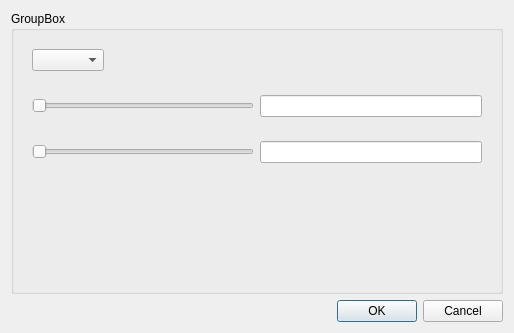
This is homework/mav_gui.ui in eee13/mav as Qt 5 draws it before an edit. The edited form follows.
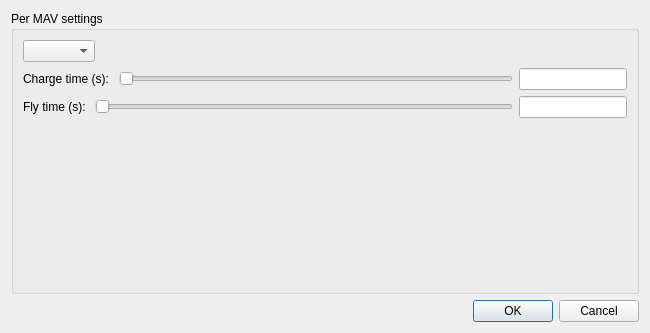
This is the edited form.

Commit message: Add: In-class exercises

What changed in the file:
```diff
--- a/homework/mav_gui.ui
+++ b/homework/mav_gui.ui
@@ -6,7 +6,7 @@
    <rect>
     <x>0</x>
     <y>0</y>
-    <width>514</width>
+    <width>650</width>
     <height>333</height>
    </rect>
   </property>
@@ -17,12 +17,15 @@
    <item>
     <widget class="QGroupBox" name="groupBox">
      <property name="title">
-      <string>GroupBox</string>
+      <string>Per MAV settings</string>
      </property>
      <layout class="QVBoxLayout" name="verticalLayout_2">
       <item>
        <widget class="QWidget" name="widget_3" native="true">
         <layout class="QHBoxLayout" name="horizontalLayout_3">
+         <property name="margin">
+          <number>0</number>
+         </property>
          <item>
           <widget class="QComboBox" name="cbSelectedMav"/>
          </item>
@@ -44,7 +47,17 @@
       </item>
       <item>
        <widget class="QWidget" name="widget" native="true">
-        <layout class="QHBoxLayout" name="horizontalLayout">
+        <layout class="QHBoxLayout" name="horizontalLayout" stretch="0,1,0">
+         <property name="margin">
+          <number>0</number>
+         </property>
+         <item>
+          <widget class="QLabel" name="label">
+           <property name="text">
+            <string>Charge time (s): </string>
+           </property>
+          </widget>
+         </item>
          <item>
           <widget class="QSlider" name="hsChargeTime">
            <property name="orientation">
@@ -60,7 +73,17 @@
       </item>
       <item>
        <widget class="QWidget" name="widget_2" native="true">
-        <layout class="QHBoxLayout" name="horizontalLayout_2">
+        <layout class="QHBoxLayout" name="horizontalLayout_2" stretch="0,1,0">
+         <property name="margin">
+          <number>0</number>
+         </property>
+         <item>
+          <widget class="QLabel" name="label_2">
+           <property name="text">
+            <string>Fly time (s): </string>
+           </property>
+          </widget>
+         </item>
          <item>
           <widget class="QSlider" name="hsFlyTime">
            <property name="orientation">
```
The commit also changes 1 other file.
